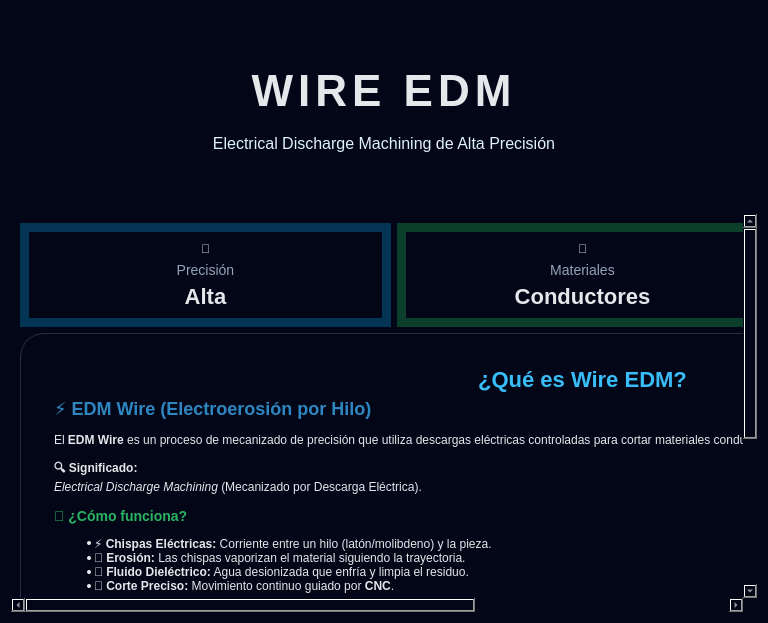
Old version of the form ui/wire_edm_widget.ui in the repository V-Patronus/EDMonitor.
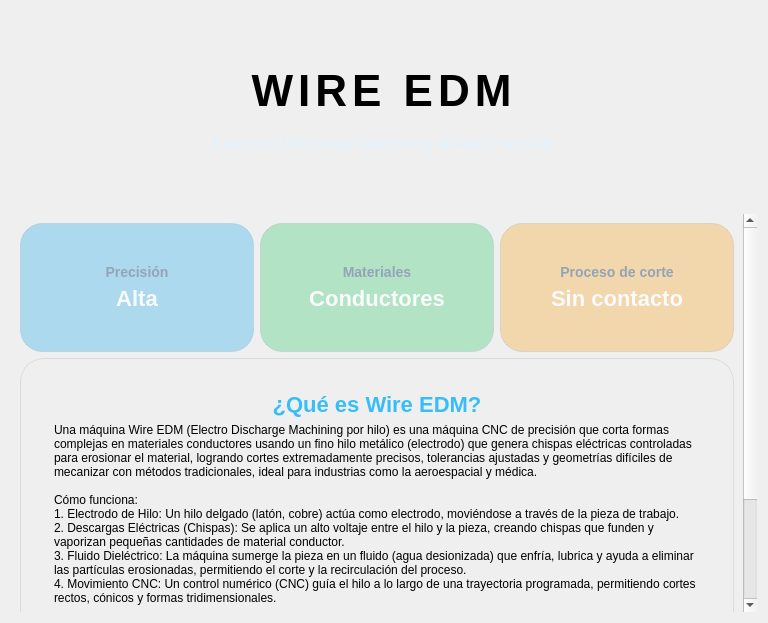
New version of the form.

Patch:
```diff
--- a/ui/wire_edm_widget.ui
+++ b/ui/wire_edm_widget.ui
@@ -10,154 +10,58 @@
     <height>623</height>
    </rect>
   </property>
-  <property name="styleSheet">
-   <string notr="true">/* =========================
-   GLOBAL
-========================= */
-QWidget {
-    background-color: #020617;
-    color: #e5e7eb;
-    font-family: &quot;Segoe UI&quot;;
-}
-
-/* =========================
-   HERO
-========================= */
+  <!-- Sin hoja global -->
+  <layout class="QVBoxLayout" name="mainLayout">
+   <item>
+    <!-- HERO -->
+    <widget class="QFrame" name="heroFrame">
+     <property name="styleSheet">
+      <string notr="true">
+/* HERO (solo este frame) */
 #heroFrame {
-	border-radius:20px;
-    background: qlineargradient(
-        x1:0, y1:0, x2:1, y2:1,
-        stop:0 #2563eb,
-        stop:1 #06b6d4
-    );
+    border-radius:20px;
+    background: qlineargradient(x1:0, y1:0, x2:1, y2:1,
+                                stop:0 #2563eb,
+                                stop:1 #06b6d4);
     padding: 40px;
 }
-
+      </string>
+     </property>
+     <layout class="QVBoxLayout">
+      <item>
+       <widget class="QLabel" name="heroTitle">
+        <property name="styleSheet">
+         <string notr="true">
 #heroTitle {
-	border-radius:20px;
- 	 background-color: transparent;
+    background-color: transparent;
     font-size: 44px;
     font-weight: 900;
     letter-spacing: 5px;
-	 padding: 6px;
+    padding: 6px;
 }
-
+         </string>
+        </property>
+        <property name="text">
+         <string>WIRE EDM</string>
+        </property>
+        <property name="alignment">
+         <set>Qt::AlignmentFlag::AlignCenter</set>
+        </property>
+       </widget>
+      </item>
+      <item>
+       <widget class="QLabel" name="heroSubtitle">
+        <property name="styleSheet">
+         <string notr="true">
 #heroSubtitle {
-	 background-color: transparent;
-	border-radius:5px;
+    background-color: transparent;
+    border-radius:5px;
     font-size: 16px;
     color: #e0f2fe;
-	 padding: 6px;
-}
-
-/* =========================
-   CARD ROOT (GLASS + NEON)
-========================= */
-QFrame[role=&quot;cardRoot&quot;] {
-    border-radius: 22px;
-    background-color: rgba(2, 6, 23, 0.65);
-    border: 1px solid rgba(148, 163, 184, 0.25);
     padding: 6px;
 }
-
-QFrame[role=&quot;cardRoot&quot;]:hover {
-    border: 1px solid rgba(56, 189, 248, 1);
-    background-color: rgba(2, 6, 23, 0.85);
-}
-
-/* =========================
-   CARD INNER (GLASS)
-========================= */
-QFrame[role=&quot;cardInner&quot;] {
-    border-radius: 18px;
-    background: qlineargradient(
-        x1:0, y1:0, x2:1, y2:1,
-        stop:0 rgba(255,255,255,0.15),
-        stop:1 rgba(255,255,255,0.03)
-    );
-    padding: 16px;
-}
-
-/* =========================
-   TEXT
-========================= */
-QFrame[role=&quot;cardInner&quot;] QLabel {
-    background: transparent;
-    color: #f8fafc;
-    font-weight: 600;
-}
-
-#cardPrecisionTitle,
-#cardMaterialTitle,
-#cardProcessTitle {
-    color: #94a3b8;
-    font-size: 14px;
-}
-
-#cardPrecisionValue,
-#cardMaterialValue,
-#cardProcessValue {
-    font-size: 22px;
-    font-weight: 800;
-}
-
-/* =========================
-   NEON COLORS
-========================= */
-#cardPrecision { background-color: rgba(14,165,233,0.3); }
-#cardMaterial  { background-color: rgba(34,197,94,0.3); }
-#cardProcess   { background-color: rgba(245,158,11,0.3); }
-
-#fact1 { background-color: rgba(124,58,237,0.4); }
-#fact2 { background-color: rgba(236,72,153,0.4); }
-#fact3 { background-color: rgba(16,185,129,0.4); }
-
-/* =========================
-   NOTE SECTION
-========================= */
-#sectionWhat {
-    border-radius: 24px;
-    padding: 24px;
-    border: 1px solid rgba(148, 163, 184, 0.25);
-}
-
-#sectionWhatTitle {
-    font-size: 22px;
-    font-weight: 700;
-    color: #38bdf8;
-}
-
-#sectionWhatText {
-    line-height: 1.6em;
-}
-
-/* =========================
-   MEDIA
-========================= */
-#mediaPlaceholder {
-    border: 3px dashed #38bdf8;
-    border-radius: 24px;
-    font-size: 18px;
-    color: #38bdf8;
-}
-</string>
-  </property>
-  <layout class="QVBoxLayout" name="mainLayout">
-   <item>
-    <widget class="QFrame" name="heroFrame">
-     <layout class="QVBoxLayout">
-      <item>
-       <widget class="QLabel" name="heroTitle">
-        <property name="text">
-         <string>WIRE EDM</string>
+         </string>
         </property>
-        <property name="alignment">
-         <set>Qt::AlignmentFlag::AlignCenter</set>
-        </property>
-       </widget>
-      </item>
-      <item>
-       <widget class="QLabel" name="heroSubtitle">
         <property name="text">
          <string>Electrical Discharge Machining de Alta Precisión</string>
         </property>
@@ -169,6 +73,8 @@
      </layout>
     </widget>
    </item>
+
+   <!-- SCROLL -->
    <item>
     <widget class="QScrollArea" name="scrollArea">
      <property name="frameShape">
@@ -183,39 +89,65 @@
      <widget class="QWidget" name="scrollContent">
       <property name="geometry">
        <rect>
-        <x>-393</x>
+        <x>0</x>
         <y>0</y>
-        <width>1126</width>
-        <height>775</height>
+        <width>733</width>
+        <height>597</height>
        </rect>
       </property>
       <layout class="QVBoxLayout">
+       <!-- CARDS -->
        <item>
         <layout class="QHBoxLayout" name="lay_2">
          <item>
           <widget class="QFrame" name="cardPrecision">
+           <property name="styleSheet">
+            <string notr="true">
+#cardPrecision {
+    border-radius: 22px;
+    background-color: rgba(14,165,233,0.3);
+    border: 1px solid rgba(148, 163, 184, 0.25);
+    padding: 6px;
+}
+#cardPrecision:hover {
+    border: 1px solid rgba(56, 189, 248, 1);
+    background-color: rgba(2, 6, 23, 0.85);
+}
+            </string>
+           </property>
            <property name="role" stdset="0">
             <string>cardRoot</string>
            </property>
            <layout class="QVBoxLayout">
             <item>
              <widget class="QFrame" name="cardPrecisionInner">
+              <property name="styleSheet">
+               <string notr="true">
+#cardPrecisionInner {
+    border-radius: 18px;
+    background: qlineargradient(x1:0, y1:0, x2:1, y2:1,
+                                stop:0 rgba(255,255,255,0.15),
+                                stop:1 rgba(255,255,255,0.03));
+    padding: 16px;
+}
+               </string>
+              </property>
               <property name="role" stdset="0">
                <string>cardInner</string>
               </property>
               <layout class="QVBoxLayout">
-               <item>
-                <widget class="QLabel" name="cardPrecisionIcon">
-                 <property name="text">
-                  <string>🎯</string>
-                 </property>
-                 <property name="alignment">
-                  <set>Qt::AlignmentFlag::AlignCenter</set>
-                 </property>
-                </widget>
-               </item>
                <item>
                 <widget class="QLabel" name="cardPrecisionTitle">
+                 <property name="styleSheet">
+                  <string notr="true">
+#cardPrecisionTitle {
+    background: transparent;
+    color: #94a3b8;
+    font-size: 14px;
+    font-weight: 600;
+}
+                  </string>
+                 </property>
                  <property name="text">
                   <string>Precisión</string>
                  </property>
@@ -226,6 +158,16 @@
                </item>
                <item>
                 <widget class="QLabel" name="cardPrecisionValue">
+                 <property name="styleSheet">
+                  <string notr="true">
+#cardPrecisionValue {
+    background: transparent;
+    color: #f8fafc;
+    font-size: 22px;
+    font-weight: 800;
+}
+                  </string>
+                 </property>
                  <property name="text">
                   <string>Alta</string>
                  </property>
@@ -240,30 +182,57 @@
            </layout>
           </widget>
          </item>
+
+         <!-- cardMaterial igual que arriba pero con su color -->
          <item>
           <widget class="QFrame" name="cardMaterial">
+           <property name="styleSheet">
+            <string notr="true">
+#cardMaterial {
+    border-radius: 22px;
+    background-color: rgba(34,197,94,0.3);
+    border: 1px solid rgba(148, 163, 184, 0.25);
+    padding: 6px;
+}
+#cardMaterial:hover {
+    border: 1px solid rgba(56, 189, 248, 1);
+    background-color: rgba(2, 6, 23, 0.85);
+}
+            </string>
+           </property>
            <property name="role" stdset="0">
             <string>cardRoot</string>
            </property>
            <layout class="QVBoxLayout">
             <item>
              <widget class="QFrame" name="cardMaterialInner">
+              <property name="styleSheet">
+               <string notr="true">
+#cardMaterialInner {
+    border-radius: 18px;
+    background: qlineargradient(x1:0, y1:0, x2:1, y2:1,
+                                stop:0 rgba(255,255,255,0.15),
+                                stop:1 rgba(255,255,255,0.03));
+    padding: 16px;
+}
+               </string>
+              </property>
               <property name="role" stdset="0">
                <string>cardInner</string>
               </property>
               <layout class="QVBoxLayout">
-               <item>
-                <widget class="QLabel" name="cardMaterialIcon">
-                 <property name="text">
-                  <string>🧲</string>
-                 </property>
-                 <property name="alignment">
-                  <set>Qt::AlignmentFlag::AlignCenter</set>
-                 </property>
-                </widget>
-               </item>
                <item>
                 <widget class="QLabel" name="cardMaterialTitle">
+                 <property name="styleSheet">
+                  <string notr="true">
+#cardMaterialTitle {
+    background: transparent;
+    color: #94a3b8;
+    font-size: 14px;
+    font-weight: 600;
+}
+                  </string>
+                 </property>
                  <property name="text">
                   <string>Materiales</string>
                  </property>
@@ -274,6 +243,16 @@
                </item>
                <item>
                 <widget class="QLabel" name="cardMaterialValue">
+                 <property name="styleSheet">
+                  <string notr="true">
+#cardMaterialValue {
+    background: transparent;
+    color: #f8fafc;
+    font-size: 22px;
+    font-weight: 800;
+}
+                  </string>
+                 </property>
                  <property name="text">
                   <string>Conductores</string>
                  </property>
@@ -288,30 +267,57 @@
            </layout>
           </widget>
          </item>
+
+         <!-- cardProcess -->
          <item>
           <widget class="QFrame" name="cardProcess">
+           <property name="styleSheet">
+            <string notr="true">
+#cardProcess {
+    border-radius: 22px;
+    background-color: rgba(245,158,11,0.3);
+    border: 1px solid rgba(148, 163, 184, 0.25);
+    padding: 6px;
+}
+#cardProcess:hover {
+    border: 1px solid rgba(56, 189, 248, 1);
+    background-color: rgba(2, 6, 23, 0.85);
+}
+            </string>
+           </property>
            <property name="role" stdset="0">
             <string>cardRoot</string>
            </property>
            <layout class="QVBoxLayout">
             <item>
              <widget class="QFrame" name="cardProcessInner">
+              <property name="styleSheet">
+               <string notr="true">
+#cardProcessInner {
+    border-radius: 18px;
+    background: qlineargradient(x1:0, y1:0, x2:1, y2:1,
+                                stop:0 rgba(255,255,255,0.15),
+                                stop:1 rgba(255,255,255,0.03));
+    padding: 16px;
+}
+               </string>
+              </property>
               <property name="role" stdset="0">
                <string>cardInner</string>
               </property>
               <layout class="QVBoxLayout">
-               <item>
-                <widget class="QLabel" name="cardProcessIcon">
-                 <property name="text">
-                  <string>⚙️</string>
-                 </property>
-                 <property name="alignment">
-                  <set>Qt::AlignmentFlag::AlignCenter</set>
-                 </property>
-                </widget>
-               </item>
                <item>
                 <widget class="QLabel" name="cardProcessTitle">
+                 <property name="styleSheet">
+                  <string notr="true">
+#cardProcessTitle {
+    background: transparent;
+    color: #94a3b8;
+    font-size: 14px;
+    font-weight: 600;
+}
+                  </string>
+                 </property>
                  <property name="text">
                   <string>Proceso de corte</string>
                  </property>
@@ -322,6 +328,16 @@
                </item>
                <item>
                 <widget class="QLabel" name="cardProcessValue">
+                 <property name="styleSheet">
+                  <string notr="true">
+#cardProcessValue {
+    background: transparent;
+    color: #f8fafc;
+    font-size: 22px;
+    font-weight: 800;
+}
+                  </string>
+                 </property>
                  <property name="text">
                   <string>Sin contacto</string>
                  </property>
@@ -338,58 +354,126 @@
          </item>
         </layout>
        </item>
+
+       <!-- SECTION ¿Qué es? -->
        <item>
         <widget class="QFrame" name="sectionWhat">
+         <property name="styleSheet">
+          <string notr="true">
+#sectionWhat {
+    border-radius: 24px;
+    padding: 24px;
+    border: 1px solid rgba(148, 163, 184, 0.25);
+}
+          </string>
+         </property>
          <layout class="QVBoxLayout">
           <item>
            <widget class="QLabel" name="sectionWhatTitle">
+            <property name="styleSheet">
+             <string notr="true">
+#sectionWhatTitle {
+    font-size: 22px;
+    font-weight: 700;
+    color: #38bdf8;
+}
+             </string>
+            </property>
             <property name="text">
              <string>¿Qué es Wire EDM?</string>
             </property>
+            <property name="textFormat">
+             <enum>Qt::TextFormat::PlainText</enum>
+            </property>
             <property name="alignment">
              <set>Qt::AlignmentFlag::AlignCenter</set>
             </property>
+            <property name="wordWrap">
+             <bool>true</bool>
+            </property>
            </widget>
           </item>
           <item>
            <widget class="QLabel" name="label_2">
+            <property name="styleSheet">
+             <string notr="true">
+#sectionWhatText {
+    line-height: 1.6em;
+}
+             </string>
+            </property>
             <property name="text">
-             <string>&lt;html&gt;&lt;head/&gt;&lt;body&gt;&lt;h2 style=&quot; margin-top:16px; margin-bottom:12px; margin-left:0px; margin-right:0px; -qt-block-indent:0; text-indent:0px;&quot;&gt;&lt;span style=&quot; font-size:x-large; font-weight:700; color:#2e86c1;&quot;&gt;⚡ EDM Wire (Electroerosión por Hilo)&lt;/span&gt;&lt;/h2&gt;&lt;p&gt;El &lt;span style=&quot; font-weight:700;&quot;&gt;EDM Wire&lt;/span&gt; es un proceso de mecanizado de precisión que utiliza descargas eléctricas controladas para cortar materiales conductores duros, creando geometrías complejas con acabados finos. ⚙️ &lt;/p&gt;&lt;p&gt;&lt;span style=&quot; font-weight:700;&quot;&gt;🔍 Significado:&lt;/span&gt;&lt;br/&gt;&lt;span style=&quot; font-style:italic;&quot;&gt;Electrical Discharge Machining&lt;/span&gt; (Mecanizado por Descarga Eléctrica). &lt;/p&gt;&lt;h3 style=&quot; margin-top:14px; margin-bottom:12px; margin-left:0px; margin-right:0px; -qt-block-indent:0; text-indent:0px;&quot;&gt;&lt;span style=&quot; font-size:large; font-weight:700; color:#28b463;&quot;&gt;🚀 ¿Cómo funciona?&lt;/span&gt;&lt;/h3&gt;&lt;ul style=&quot;margin-top: 0px; margin-bottom: 0px; margin-left: 0px; margin-right: 0px; -qt-list-indent: 1;&quot;&gt;&lt;li style=&quot; margin-top:12px; margin-bottom:0px; margin-left:0px; margin-right:0px; -qt-block-indent:0; text-indent:0px;&quot;&gt;&lt;span style=&quot; font-weight:700;&quot;&gt;⚡ Chispas Eléctricas:&lt;/span&gt; Corriente entre un hilo (latón/molibdeno) y la pieza. &lt;/li&gt;&lt;li style=&quot; margin-top:0px; margin-bottom:0px; margin-left:0px; margin-right:0px; -qt-block-indent:0; text-indent:0px;&quot;&gt;&lt;span style=&quot; font-weight:700;&quot;&gt;🔥 Erosión:&lt;/span&gt; Las chispas vaporizan el material siguiendo la trayectoria. &lt;/li&gt;&lt;li style=&quot; margin-top:0px; margin-bottom:0px; margin-left:0px; margin-right:0px; -qt-block-indent:0; text-indent:0px;&quot;&gt;&lt;span style=&quot; font-weight:700;&quot;&gt;💧 Fluido Dieléctrico:&lt;/span&gt; Agua desionizada que enfría y limpia el residuo. &lt;/li&gt;&lt;li style=&quot; margin-top:0px; margin-bottom:12px; margin-left:0px; margin-right:0px; -qt-block-indent:0; text-indent:0px;&quot;&gt;&lt;span style=&quot; font-weight:700;&quot;&gt;🎯 Corte Preciso:&lt;/span&gt; Movimiento continuo guiado por &lt;span style=&quot; font-weight:700;&quot;&gt;CNC&lt;/span&gt;. &lt;/li&gt;&lt;/ul&gt;&lt;h3 style=&quot; margin-top:14px; margin-bottom:12px; margin-left:0px; margin-right:0px; -qt-block-indent:0; text-indent:0px;&quot;&gt;&lt;span style=&quot; font-size:large; font-weight:700; color:#e67e22;&quot;&gt;🛠️ Aplicaciones Comunes&lt;/span&gt;&lt;/h3&gt;&lt;ul style=&quot;margin-top: 0px; margin-bottom: 0px; margin-left: 0px; margin-right: 0px; -qt-list-indent: 1;&quot;&gt;&lt;li style=&quot; margin-top:12px; margin-bottom:0px; margin-left:0px; margin-right:0px; -qt-block-indent:0; text-indent:0px;&quot;&gt;🏗️ Fabricación de &lt;span style=&quot; font-weight:700;&quot;&gt;moldes y matrices&lt;/span&gt;. &lt;/li&gt;&lt;li style=&quot; margin-top:0px; margin-bottom:0px; margin-left:0px; margin-right:0px; -qt-block-indent:0; text-indent:0px;&quot;&gt;✈️ Componentes &lt;span style=&quot; font-weight:700;&quot;&gt;aeroespaciales y médicos&lt;/span&gt;. &lt;/li&gt;&lt;li style=&quot; margin-top:0px; margin-bottom:0px; margin-left:0px; margin-right:0px; -qt-block-indent:0; text-indent:0px;&quot;&gt;✂️ Herramientas de corte, punzones y troqueles. &lt;/li&gt;&lt;li style=&quot; margin-top:0px; margin-bottom:12px; margin-left:0px; margin-right:0px; -qt-block-indent:0; text-indent:0px;&quot;&gt;💎 Piezas con &lt;span style=&quot; font-weight:700;&quot;&gt;detalles ultra-finos&lt;/span&gt;. &lt;/li&gt;&lt;/ul&gt;&lt;p&gt;&lt;span style=&quot; font-weight:700;&quot;&gt;📌 En resumen:&lt;/span&gt; Tecnología avanzada para cortar metales con precisión extrema, sin contacto físico, usando energía de chispas. &lt;/p&gt;&lt;/body&gt;&lt;/html&gt;</string>
+             <string>Una máquina Wire EDM (Electro Discharge Machining por hilo) es una máquina CNC de precisión que corta formas complejas en materiales conductores usando un fino hilo metálico (electrodo) que genera chispas eléctricas controladas para erosionar el material, logrando cortes extremadamente precisos, tolerancias ajustadas y geometrías difíciles de mecanizar con métodos tradicionales, ideal para industrias como la aeroespacial y médica. 
+
+Cómo funciona:
+1. Electrodo de Hilo: Un hilo delgado (latón, cobre) actúa como electrodo, moviéndose a través de la pieza de trabajo.
+2. Descargas Eléctricas (Chispas): Se aplica un alto voltaje entre el hilo y la pieza, creando chispas que funden y vaporizan pequeñas cantidades de material conductor.
+3. Fluido Dieléctrico: La máquina sumerge la pieza en un fluido (agua desionizada) que enfría, lubrica y ayuda a eliminar las partículas erosionadas, permitiendo el corte y la recirculación del proceso.
+4. Movimiento CNC: Un control numérico (CNC) guía el hilo a lo largo de una trayectoria programada, permitiendo cortes rectos, cónicos y formas tridimensionales.</string>
             </property>
             <property name="textFormat">
-             <enum>Qt::TextFormat::RichText</enum>
+             <enum>Qt::TextFormat::PlainText</enum>
+            </property>
+            <property name="wordWrap">
+             <bool>true</bool>
             </property>
            </widget>
           </item>
          </layout>
         </widget>
        </item>
+
+       <!-- 3 FACTS -->
        <item>
         <layout class="QHBoxLayout" name="lay_1">
          <item>
           <widget class="QFrame" name="fact1">
+           <property name="styleSheet">
+            <string notr="true">
+#fact1 {
+    border-radius: 22px;
+    background-color: rgba(124,58,237,0.4);
+    border: 1px solid rgba(148, 163, 184, 0.25);
+    padding: 6px;
+}
+#fact1:hover {
+    border: 1px solid rgba(56, 189, 248, 1);
+    background-color: rgba(2, 6, 23, 0.85);
+}
+            </string>
+           </property>
            <property name="role" stdset="0">
             <string>cardRoot</string>
            </property>
            <layout class="QVBoxLayout">
             <item>
              <widget class="QFrame" name="fact1Inner">
+              <property name="styleSheet">
+               <string notr="true">
+#fact1Inner {
+    border-radius: 18px;
+    background: qlineargradient(x1:0, y1:0, x2:1, y2:1,
+                                stop:0 rgba(255,255,255,0.15),
+                                stop:1 rgba(255,255,255,0.03));
+    padding: 16px;
+}
+               </string>
+              </property>
               <property name="role" stdset="0">
                <string>cardInner</string>
               </property>
               <layout class="QVBoxLayout">
                <item>
                 <widget class="QLabel" name="label">
-                 <property name="text">
-                  <string>⚡</string>
+                 <property name="styleSheet">
+                  <string notr="true">
+#label {
+    background: transparent;
+    color: #f8fafc;
+    font-weight: 600;
+}
+                  </string>
                  </property>
-                 <property name="alignment">
-                  <set>Qt::AlignmentFlag::AlignCenter</set>
-                 </property>
-                </widget>
-               </item>
-               <item>
-                <widget class="QLabel" name="label">
                  <property name="text">
                   <string>No usa fuerza mecánica</string>
                  </property>
@@ -404,30 +488,55 @@
            </layout>
           </widget>
          </item>
+
          <item>
           <widget class="QFrame" name="fact2">
+           <property name="styleSheet">
+            <string notr="true">
+#fact2 {
+    border-radius: 22px;
+    background-color: rgba(236,72,153,0.4);
+    border: 1px solid rgba(148, 163, 184, 0.25);
+    padding: 6px;
+}
+#fact2:hover {
+    border: 1px solid rgba(56, 189, 248, 1);
+    background-color: rgba(2, 6, 23, 0.85);
+}
+            </string>
+           </property>
            <property name="role" stdset="0">
             <string>cardRoot</string>
            </property>
            <layout class="QVBoxLayout">
             <item>
              <widget class="QFrame" name="fact2Inner">
+              <property name="styleSheet">
+               <string notr="true">
+#fact2Inner {
+    border-radius: 18px;
+    background: qlineargradient(x1:0, y1:0, x2:1, y2:1,
+                                stop:0 rgba(255,255,255,0.15),
+                                stop:1 rgba(255,255,255,0.03));
+    padding: 16px;
+}
+               </string>
+              </property>
               <property name="role" stdset="0">
                <string>cardInner</string>
               </property>
               <layout class="QVBoxLayout">
                <item>
                 <widget class="QLabel" name="label">
-                 <property name="text">
-                  <string>🔩</string>
+                 <property name="styleSheet">
+                  <string notr="true">
+#label {
+    background: transparent;
+    color: #f8fafc;
+    font-weight: 600;
+}
+                  </string>
                  </property>
-                 <property name="alignment">
-                  <set>Qt::AlignmentFlag::AlignCenter</set>
-                 </property>
-                </widget>
-               </item>
-               <item>
-                <widget class="QLabel" name="label">
                  <property name="text">
                   <string>Corta aceros templados</string>
                  </property>
@@ -442,30 +551,55 @@
            </layout>
           </widget>
          </item>
+
          <item>
           <widget class="QFrame" name="fact3">
+           <property name="styleSheet">
+            <string notr="true">
+#fact3 {
+    border-radius: 22px;
+    background-color: rgba(16,185,129,0.4);
+    border: 1px solid rgba(148, 163, 184, 0.25);
+    padding: 6px;
+}
+#fact3:hover {
+    border: 1px solid rgba(56, 189, 248, 1);
+    background-color: rgba(2, 6, 23, 0.85);
+}
+            </string>
+           </property>
            <property name="role" stdset="0">
             <string>cardRoot</string>
            </property>
            <layout class="QVBoxLayout">
             <item>
              <widget class="QFrame" name="fact3Inner">
+              <property name="styleSheet">
+               <string notr="true">
+#fact3Inner {
+    border-radius: 18px;
+    background: qlineargradient(x1:0, y1:0, x2:1, y2:1,
+                                stop:0 rgba(255,255,255,0.15),
+                                stop:1 rgba(255,255,255,0.03));
+    padding: 16px;
+}
+               </string>
+              </property>
               <property name="role" stdset="0">
                <string>cardInner</string>
               </property>
               <layout class="QVBoxLayout">
                <item>
                 <widget class="QLabel" name="label">
-                 <property name="text">
-                  <string>📐</string>
+                 <property name="styleSheet">
+                  <string notr="true">
+#label {
+    background: transparent;
+    color: #f8fafc;
+    font-weight: 600;
+}
+                  </string>
                  </property>
-                 <property name="alignment">
-                  <set>Qt::AlignmentFlag::AlignCenter</set>
-                 </property>
-                </widget>
-               </item>
-               <item>
-                <widget class="QLabel" name="label">
                  <property name="text">
                   <string>Geometrías complejas</string>
                  </property>
@@ -482,8 +616,20 @@
          </item>
         </layout>
        </item>
+
+       <!-- MEDIA PLACEHOLDER -->
        <item>
         <widget class="QFrame" name="mediaPlaceholder">
+         <property name="styleSheet">
+          <string notr="true">
+#mediaPlaceholder {
+    border: 3px dashed #38bdf8;
+    border-radius: 24px;
+    font-size: 18px;
+    color: #38bdf8;
+}
+          </string>
+         </property>
          <property name="frameShape">
           <enum>QFrame::Shape::StyledPanel</enum>
          </property>
```
